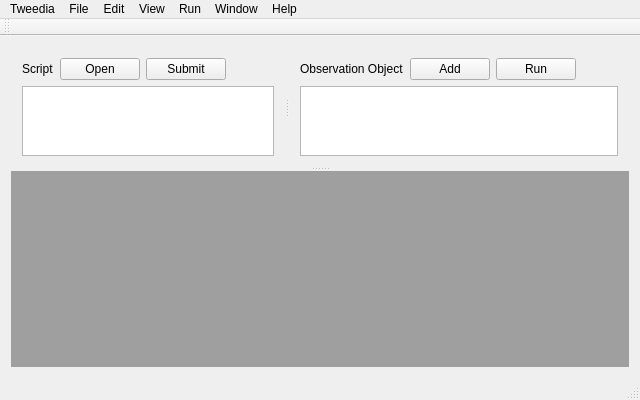
Qt form src/Tweedia/mainwindow.ui (tweedia/Tweedia) before a commit.
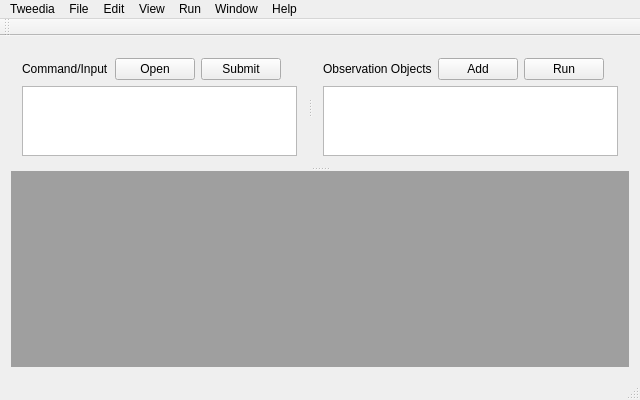
The same form after that commit.

Commit message: Stop using the term “Result”. Use “Observation” instead.

What changed in the file:
```diff
--- a/src/Tweedia/mainwindow.ui
+++ b/src/Tweedia/mainwindow.ui
@@ -35,7 +35,7 @@
          <item row="0" column="0">
           <widget class="QLabel" name="label_3">
            <property name="text">
-            <string>Script</string>
+            <string>Command/Input</string>
            </property>
           </widget>
          </item>
@@ -83,7 +83,7 @@
          <item row="0" column="0">
           <widget class="QLabel" name="label">
            <property name="text">
-            <string>Observation Object</string>
+            <string>Observation Objects</string>
            </property>
           </widget>
          </item>
```
Left out of the diff: 9 changed lines with no effect on the pictures. The commit also changes 12 other files.
